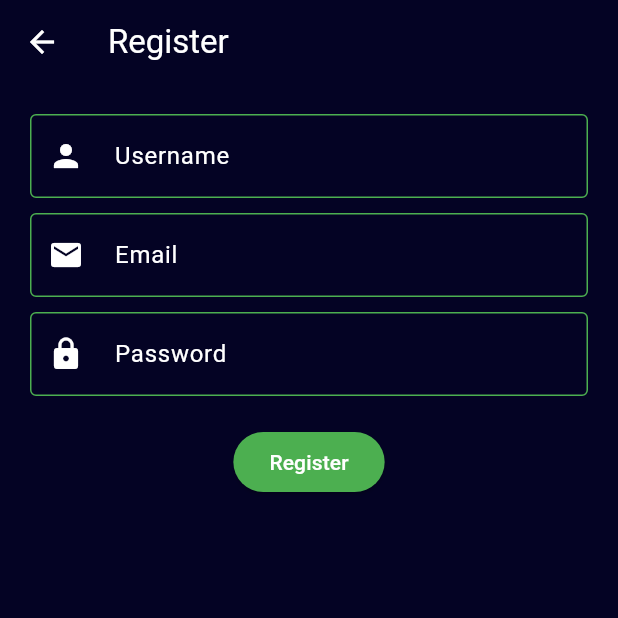
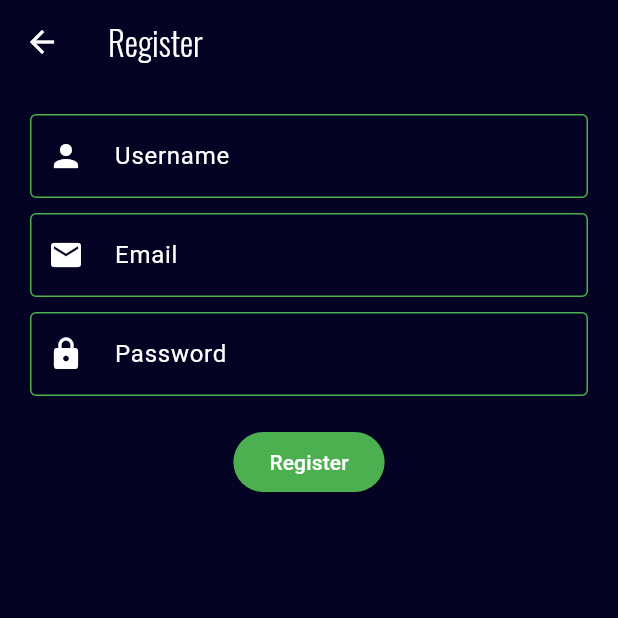
Before and after one commit to lxphilipp/SPEHRA, a Flutter app: the screen it shows after launch, after a tap on "Create Account", on a phone screen of 412 x 824 dp, the top half of it. Run offline on Flutter 3.47's test engine with Material 3 defaults, Android fonts, the phone set to English and light mode, and no system bars; our stand-ins replace cloud_firestore, firebase_auth, firebase_core, firebase_storage, fl_chart, iconsax and 3 more; accounts and stored records are empty; network calls fail.

Commit message:
feat: Grundlegende Ordnerstruktur (core, features, app.dart) angelegt und Fonts migriert

```diff
--- a/lib/app.dart
+++ b/lib/app.dart
@@ -0,0 +1,15 @@
+import 'package:flutter/material.dart';
+import 'package:flutter_sdg/login/signin.dart'; // Dieser Import wird sich später ändern!
+
+class MyApp extends StatelessWidget {
+  const MyApp({super.key});
+
+  @override
+  Widget build(BuildContext context) {
+    return const MaterialApp(
+      debugShowCheckedModeBanner: false,
+      title: 'Flutter layout demo', // Du könntest hier einen besseren App-Titel eintragen
+      home: SignInScreen(), // Vorerst bleibt das so, wird später durch den Router ersetzt
+    );
+  }
+}
--- a/lib/main.dart
+++ b/lib/main.dart
@@ -1,33 +1,23 @@
 import 'package:flutter/material.dart';
-import 'package:flutter_sdg/login/signin.dart';
 import 'package:firebase_core/firebase_core.dart';
+import 'package:provider/provider.dart';
+
 import 'firebase_options.dart';
-import 'providers/auth_provider.dart';
-import 'package:provider/provider.dart';
+import 'providers/auth_provider.dart'; // Dieser Import wird sich später ändern!
+import 'app.dart'; // NEUER IMPORT für die MyApp-Klasse
 
 void main() async {
   // Ensure that Flutter bindings are initialized
   WidgetsFlutterBinding.ensureInitialized();
-  // Initialize Firebase with default option
+  // Initialize Firebase with default options
   await Firebase.initializeApp(
     options: DefaultFirebaseOptions.currentPlatform,
   );
   // Run the app with AuthProvider
-  runApp(ChangeNotifierProvider(
-      create: (context) => MYAuthProvider(), child: const MyApp())); // تغييير
+  runApp(
+    ChangeNotifierProvider(
+      create: (context) => MYAuthProvider(), // Beachte: 'MYAuthProvider' ist ungewöhnlich. Üblich wäre 'AuthProvider'
+      child: const MyApp(),
+    ),
+  );
 }
-
-class MyApp extends StatelessWidget {
-  const MyApp({super.key});
-
-  @override
-  Widget build(BuildContext context) {
-    return const MaterialApp(
-      debugShowCheckedModeBanner: false,
-      title: 'Flutter layout demo',
-      home: Scaffold(
-        body: SignInScreen(),
-      ),
-    );
-  }
-}
--- a/pubspec.yaml
+++ b/pubspec.yaml
@@ -89,6 +89,7 @@ flutter:
     - assets/texts/
     - assets/icons/allgemeineIcons/SDG-App-Iconset_Zeichenflaeche 1.png
     - assets/icons/allgemeineIcons/SDG-App-Iconset_Zeichenflaeche1Kopie8.png
+    - assets/fonts/
 
   # An image asset can refer to one or more resolution-specific "variants", see
   # https://flutter.dev/assets-and-images/#resolution-aware
@@ -118,7 +119,7 @@ flutter:
   fonts:
     - family: OswaldLight
       fonts:
-        - asset: lib/fonts/Oswald-Light.ttf
+        - asset: assets/fonts/Oswald-Light.ttf
     - family: OswaldRegular
       fonts:
-        - asset: lib/fonts/Oswald-Regular.ttf
+        - asset: assets/fonts/Oswald-Regular.ttf
```
Also changed, not shown: pubspec.lock, 3 other files.
